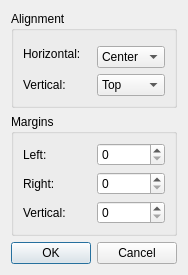
This is src/styleadvanced.ui in Subtivals/subtivals as Qt 5 draws it before an edit. The edited form follows.
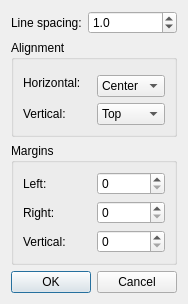
This is the edited form.

Commit message: Change line spacing from style advanced configuration (fixes #149)

```diff
--- a/src/styleadvanced.ui
+++ b/src/styleadvanced.ui
@@ -9,8 +9,8 @@
    <rect>
     <x>0</x>
     <y>0</y>
-    <width>261</width>
-    <height>286</height>
+    <width>194</width>
+    <height>319</height>
    </rect>
   </property>
   <property name="windowTitle">
@@ -23,7 +23,7 @@
    <property name="sizeConstraint">
     <enum>QLayout::SetFixedSize</enum>
    </property>
-   <item row="2" column="0">
+   <item row="4" column="0">
     <widget class="QDialogButtonBox" name="buttonBox">
      <property name="orientation">
       <enum>Qt::Horizontal</enum>
@@ -33,46 +33,7 @@
      </property>
     </widget>
    </item>
-   <item row="1" column="0">
-    <widget class="QGroupBox" name="groupBox_2">
-     <property name="title">
-      <string>Margins</string>
-     </property>
-     <layout class="QGridLayout" name="gridLayout_3">
-      <item row="0" column="0">
-       <widget class="QLabel" name="label_6">
-        <property name="text">
-         <string>Left:</string>
-        </property>
-       </widget>
-      </item>
-      <item row="0" column="1">
-       <widget class="QSpinBox" name="marginL"/>
-      </item>
-      <item row="1" column="0">
-       <widget class="QLabel" name="label_4">
-        <property name="text">
-         <string>Right:</string>
-        </property>
-       </widget>
-      </item>
-      <item row="1" column="1">
-       <widget class="QSpinBox" name="marginR"/>
-      </item>
-      <item row="2" column="0">
-       <widget class="QLabel" name="label_5">
-        <property name="text">
-         <string>Vertical:</string>
-        </property>
-       </widget>
-      </item>
-      <item row="2" column="1">
-       <widget class="QSpinBox" name="marginV"/>
-      </item>
-     </layout>
-    </widget>
-   </item>
-   <item row="0" column="0">
+   <item row="2" column="0">
     <widget class="QGroupBox" name="groupBox">
      <property name="title">
       <string>Alignment</string>
@@ -139,6 +100,78 @@
      </layout>
     </widget>
    </item>
+   <item row="3" column="0">
+    <widget class="QGroupBox" name="groupBox_2">
+     <property name="title">
+      <string>Margins</string>
+     </property>
+     <layout class="QGridLayout" name="gridLayout_3">
+      <item row="0" column="0">
+       <widget class="QLabel" name="label_6">
+        <property name="text">
+         <string>Left:</string>
+        </property>
+       </widget>
+      </item>
+      <item row="0" column="1">
+       <widget class="QSpinBox" name="marginL"/>
+      </item>
+      <item row="1" column="0">
+       <widget class="QLabel" name="label_4">
+        <property name="text">
+         <string>Right:</string>
+        </property>
+       </widget>
+      </item>
+      <item row="1" column="1">
+       <widget class="QSpinBox" name="marginR"/>
+      </item>
+      <item row="2" column="0">
+       <widget class="QLabel" name="label_5">
+        <property name="text">
+         <string>Vertical:</string>
+        </property>
+       </widget>
+      </item>
+      <item row="2" column="1">
+       <widget class="QSpinBox" name="marginV"/>
+      </item>
+     </layout>
+    </widget>
+   </item>
+   <item row="1" column="0">
+    <layout class="QFormLayout" name="formLayout">
+     <property name="fieldGrowthPolicy">
+      <enum>QFormLayout::AllNonFixedFieldsGrow</enum>
+     </property>
+     <item row="0" column="0">
+      <widget class="QLabel" name="label_3">
+       <property name="text">
+        <string>Line spacing:</string>
+       </property>
+      </widget>
+     </item>
+     <item row="0" column="1">
+      <widget class="QDoubleSpinBox" name="lineSpacing">
+       <property name="decimals">
+        <number>1</number>
+       </property>
+       <property name="minimum">
+        <double>-3.000000000000000</double>
+       </property>
+       <property name="maximum">
+        <double>3.000000000000000</double>
+       </property>
+       <property name="singleStep">
+        <double>0.100000000000000</double>
+       </property>
+       <property name="value">
+        <double>1.000000000000000</double>
+       </property>
+      </widget>
+     </item>
+    </layout>
+   </item>
   </layout>
  </widget>
  <resources/>
```
The commit also changes 3 other files.
